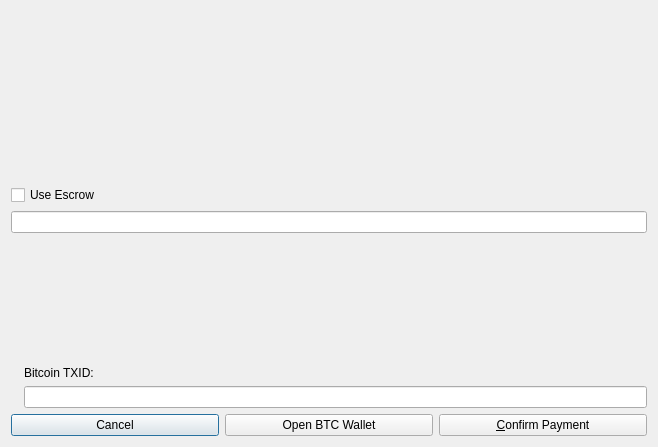
sschepis/syscoin2, file src/qt/forms/offeracceptdialogbtc.ui: the form before one commit.
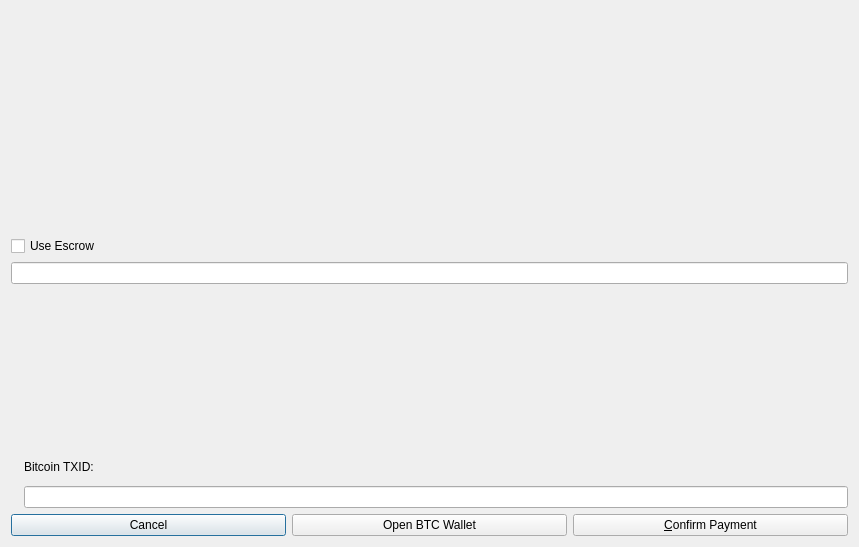
The form after the commit.

Patch:
```diff
--- a/src/qt/forms/offeracceptdialogbtc.ui
+++ b/src/qt/forms/offeracceptdialogbtc.ui
@@ -6,8 +6,8 @@
    <rect>
     <x>0</x>
     <y>0</y>
-    <width>658</width>
-    <height>447</height>
+    <width>859</width>
+    <height>547</height>
    </rect>
   </property>
   <property name="windowTitle">
```
